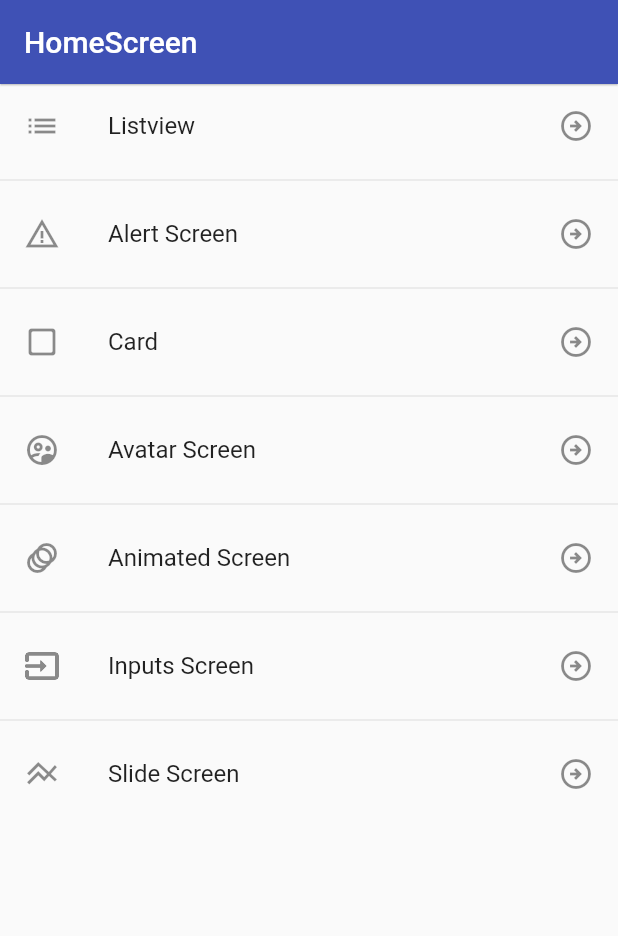
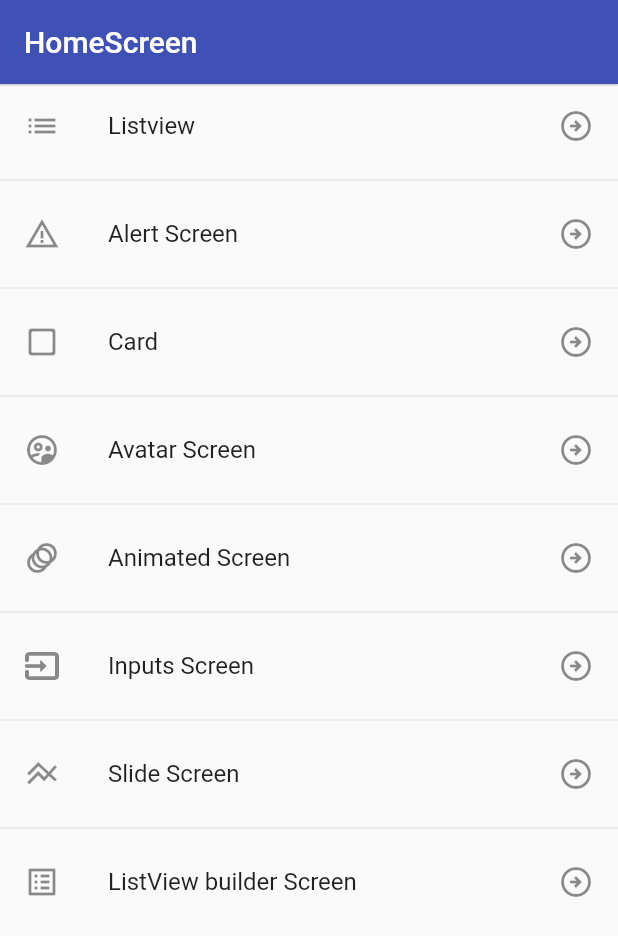
Before and after one commit to Nehemias-Munoz/components-Flutter, a Flutter app: the screen it shows after launch, on a phone screen of 412 x 824 dp. Shown: the top 936 px of the screen. Run offline on Flutter 3.47's test engine with Material 2 defaults, Android fonts, the phone set to English and light mode, and no system bars.

```diff
--- a/lib/src/routes/app_routes.dart
+++ b/lib/src/routes/app_routes.dart
@@ -45,6 +45,12 @@ class AppRoutes {
       title: "Slide Screen",
       screen: const SliderScreen(),
     ),
+    MenuOption(
+      route: "listview_builder",
+      icon: Icons.list_alt,
+      title: "ListView builder Screen",
+      screen: const ListViewBuilderScreen(),
+    ),
   ];
 
   static Map<String, Widget Function(BuildContext context)> getRoutes() {
--- a/lib/src/screens/screens.dart
+++ b/lib/src/screens/screens.dart
@@ -6,4 +6,5 @@ export 'package:flutter_components/src/screens/error_screen.dart';
 export 'package:flutter_components/src/screens/home_screen.dart';
 export 'package:flutter_components/src/screens/inputs_screen.dart';
 export 'package:flutter_components/src/screens/listview1_screen.dart';
+export 'package:flutter_components/src/screens/listview_builder_screen.dart';
 export 'package:flutter_components/src/screens/slider_screen.dart';
```
Also changed, not shown: lib/src/screens/listview_builder_screen.dart (added, +26 -0 lines).
